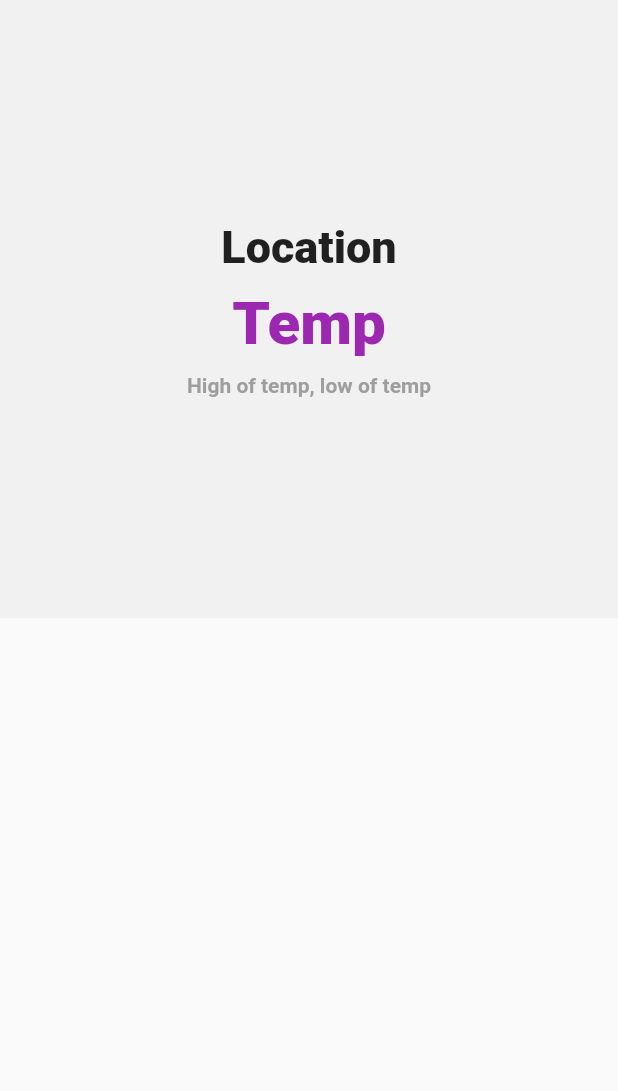
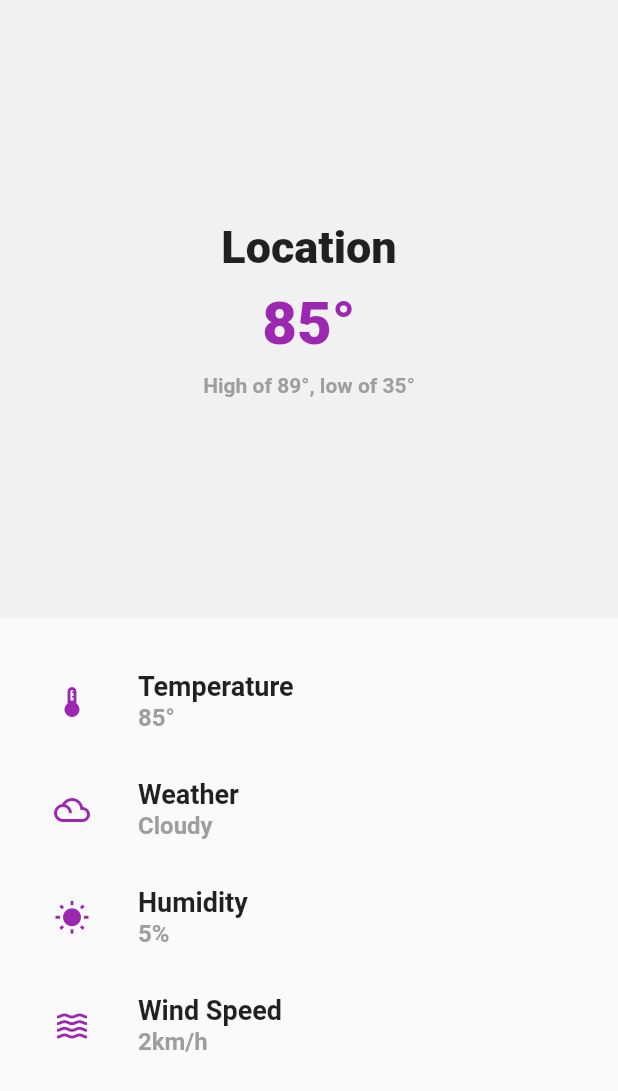
Before and after one commit to christanplaza/flutter_weather_app, a Flutter app: the screen it shows after launch, on a phone screen of 412 x 824 dp. Shown: the top 1091 px of the screen. Run offline on Flutter 3.47's test engine with Material 2 defaults, Android fonts, the phone set to English and light mode, and no system bars.

Commit message:
03_Making Weather Tile Widget

```diff
--- a/lib/main.dart
+++ b/lib/main.dart
@@ -1,4 +1,5 @@
 import 'package:flutter/material.dart';
+import 'package:weather_app/widgets/weather_tile.dart';
 
 void main() {
   runApp(
@@ -39,7 +40,7 @@ class _MyAppState extends State<MyApp> {
                 Padding(
                   padding: EdgeInsets.only(top: 10.0, bottom: 10.0),
                   child: Text(
-                    "Temp",
+                    "85°",
                     style: TextStyle(
                       color: Colors.purple,
                       fontSize: 40.0,
@@ -48,7 +49,7 @@ class _MyAppState extends State<MyApp> {
                   ),
                 ),
                 Text(
-                  "High of temp, low of temp",
+                  "High of 89°, low of 35°",
                   style: TextStyle(
                     color: Color(0xff9e9e9e),
                     fontSize: 14.0,
@@ -58,6 +59,35 @@ class _MyAppState extends State<MyApp> {
               ],
             ),
           ),
+          Expanded(
+            child: Padding(
+              padding: EdgeInsets.all(20.0),
+              child: ListView(
+                children: [
+                  WeatherTile(
+                    icon: Icons.thermostat_outlined,
+                    title: "Temperature",
+                    subtitle: "85°",
+                  ),
+                  WeatherTile(
+                    icon: Icons.filter_drama_outlined,
+                    title: "Weather",
+                    subtitle: "Cloudy",
+                  ),
+                  WeatherTile(
+                    icon: Icons.wb_sunny,
+                    title: "Humidity",
+                    subtitle: "5%",
+                  ),
+                  WeatherTile(
+                    icon: Icons.waves_outlined,
+                    title: "Wind Speed",
+                    subtitle: "2km/h",
+                  ),
+                ],
+              ),
+            ),
+          ),
         ],
       ),
     );
--- /dev/null
+++ b/lib/widgets/weather_tile.dart
@@ -0,0 +1,43 @@
+import 'package:flutter/material.dart';
+
+class WeatherTile extends StatelessWidget {
+  final IconData icon;
+  final String title;
+  final String subtitle;
+  const WeatherTile({
+    Key? key,
+    required this.icon,
+    required this.title,
+    required this.subtitle,
+  }) : super(key: key);
+
+  @override
+  Widget build(BuildContext context) {
+    return ListTile(
+      leading: Column(
+        mainAxisAlignment: MainAxisAlignment.center,
+        children: [
+          Icon(
+            icon,
+            color: Colors.purple,
+          )
+        ],
+      ),
+      title: Text(
+        title,
+        style: const TextStyle(
+          fontSize: 18.0,
+          fontWeight: FontWeight.w600,
+        ),
+      ),
+      subtitle: Text(
+        subtitle,
+        style: const TextStyle(
+          fontSize: 16.0,
+          fontWeight: FontWeight.w600,
+          color: Color(0xff9e9e9e),
+        ),
+      ),
+    );
+  }
+}
```
